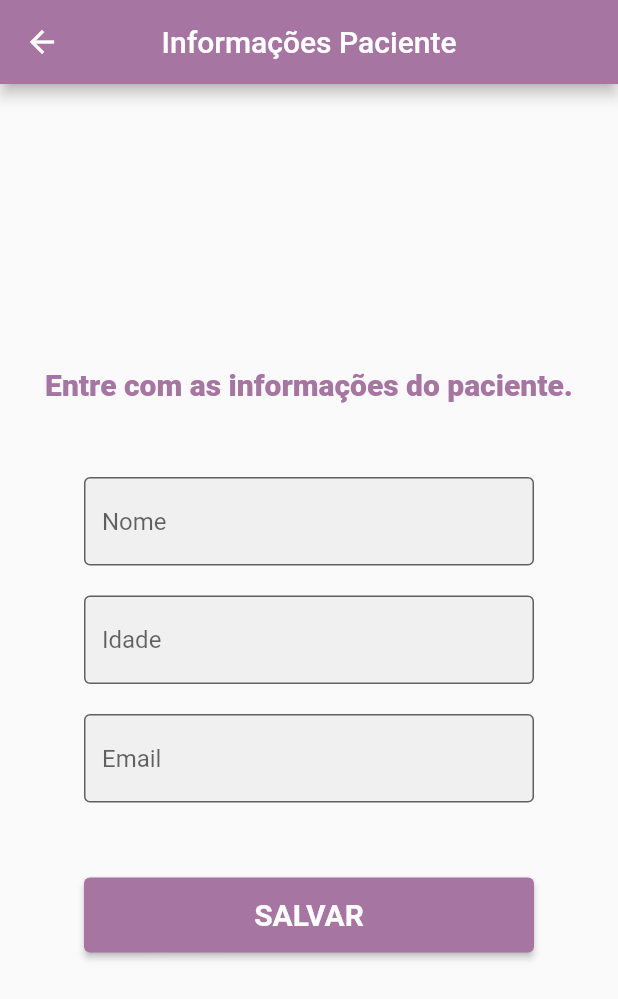
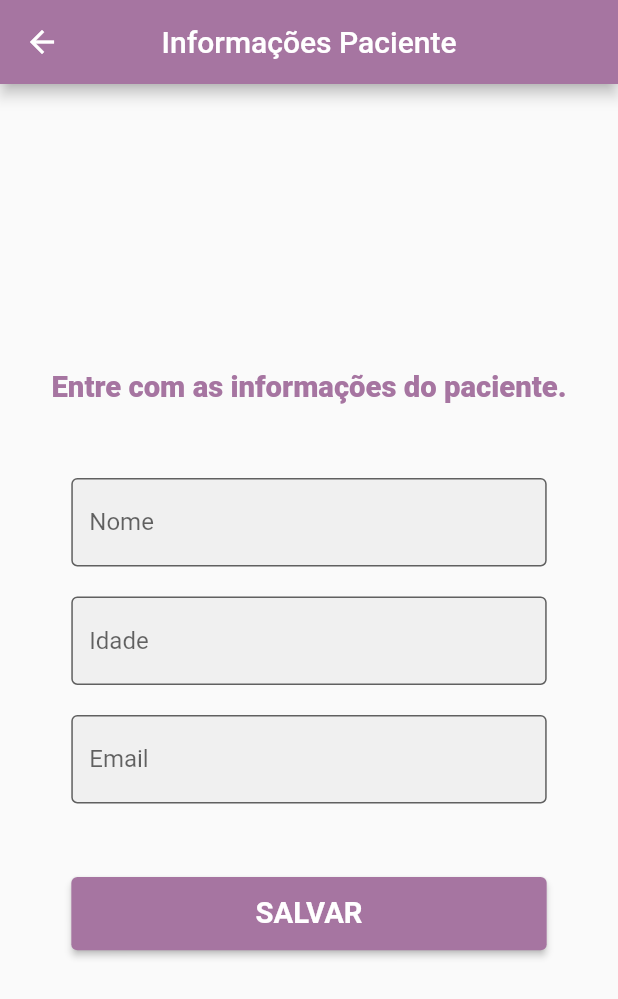
Before and after one commit to CruzLucass/Wood-Analyzer-App, a Flutter app: the screen it shows after launch, after a tap on "INICIAR", on a phone screen of 412 x 824 dp. Shown: the top 999 px of the screen. Run offline on Flutter 3.47's test engine with Material 2 defaults, Android fonts, the phone set to English and light mode, and no system bars; our stand-ins replace get; missing offline and left inert: dart:html.

Commit message:
sprint 2
dimensions, routes and logo

```diff
--- a/lib/main.dart
+++ b/lib/main.dart
@@ -1,5 +1,6 @@
 import 'package:flutter/material.dart';
 import 'package:get/get.dart';
+import 'package:wood_analyzer/routes/routes.dart';
 import 'package:wood_analyzer/screens/analysis_info_screen.dart';
 import 'package:wood_analyzer/screens/report_screen.dart';
 import 'package:wood_analyzer/screens/home_screen.dart';
@@ -17,26 +18,10 @@ class MyApp extends StatelessWidget {
   Widget build(BuildContext context) {
     return GetMaterialApp(
       debugShowCheckedModeBanner: false,
-      getPages: [
-        GetPage(
-          name: '/',
-          page: () => const HomeScreen(),
-          children: [
-            GetPage(
-              name: '/pacient_info',
-              page: () => const PacientInfoScreen(),
-            ),
-            GetPage(
-              name: '/analysis_info',
-              page: () => const AnalysisInfoScreen(),
-            ),
-            GetPage(
-              name: '/report',
-              page: () => const ReportScreen(),
-            )
-          ],
-        )
-      ],
+      title: 'Wood Analyser',
+      //home: SplashScreen(),
+      initialRoute: Routes.getSplashPage(),
+      getPages: Routes.routes,
     );
   }
 }
--- /dev/null
+++ b/lib/routes/routes.dart
@@ -0,0 +1,59 @@
+import 'package:get/get.dart';
+import 'package:wood_analyzer/screens/analysis_info_screen.dart';
+import 'package:wood_analyzer/screens/home_screen.dart';
+import 'package:wood_analyzer/screens/pacient_info_screen.dart';
+import 'package:wood_analyzer/screens/report_screen.dart';
+import 'package:wood_analyzer/screens/splash/splash_screen.dart';
+
+class Routes {
+  static const String splashPage = '/splash-page';
+  static const String initial = '/';
+  static const String pacientInfo = '/pacient_info';
+  static const String analysisInfo = '/analysis_info';
+  static const String report = '/report';
+
+  static String getSplashPage() => '$splashPage';
+  static String getInitial() => '$initial';
+  static String getPacientInfo() => '$pacientInfo';
+  static String getAnalysisInfo() => '$analysisInfo';
+  static String getReportPage() => '$report';
+
+// static String getPacientInfo(int pageId, String page) =>
+//       '$pacientInfo?pageId=$pageId&page=$page';
+//   static String getAnalysisInfo(int pageId, String page) =>
+//       '$analysisInfo?pageId=$pageId&page=$page';
+//   static String getReportPage() => '$report';
+
+  static List<GetPage> routes = [
+    GetPage(name: splashPage, page: () => SplashScreen()),
+    GetPage(
+      name: initial,
+      page: () => HomeScreen(),
+    ),
+    GetPage(
+      name: pacientInfo,
+      page: () {
+        var pageId = Get.parameters['pageId'];
+        var page = Get.parameters['page'];
+        return PacientInfoScreen();
+      },
+      transition: Transition.fadeIn,
+    ),
+    GetPage(
+      name: analysisInfo,
+      page: () {
+        var pageId = Get.parameters['pageId'];
+        var page = Get.parameters['page'];
+        return AnalysisInfoScreen();
+      },
+      transition: Transition.fadeIn,
+    ),
+    GetPage(
+      name: report,
+      page: () {
+        return ReportScreen();
+      },
+      transition: Transition.fadeIn,
+    )
+  ];
+}
--- a/lib/screens/home_screen.dart
+++ b/lib/screens/home_screen.dart
@@ -1,4 +1,5 @@
 import 'package:flutter/material.dart';
+import 'package:wood_analyzer/utils/dimensions.dart';
 import 'package:wood_analyzer/widgets/button_widget.dart';
 import 'package:wood_analyzer/widgets/text_container_widget.dart';
 
@@ -16,32 +17,29 @@ class _HomeScreenState extends State<HomeScreen> {
       appBar: AppBar(
         centerTitle: true,
         backgroundColor: const Color(0xFFA675A1),
-        title: const Text('Nome App'),
+        title: const Text('Wood Analyser'),
       ),
       body: Center(
         child: Column(
           mainAxisAlignment: MainAxisAlignment.center,
           children: [
             Container(
-              height: 160,
-              width: 160,
-              decoration: const BoxDecoration(
-                image: DecorationImage(
-                  image: NetworkImage(
-                      'https://lojashopfisio.vtexassets.com/arquivos/ids/263706-800-800?v=637482788020630000&width=800&height=800&aspect=true'),
-                ),
+              height: Dimensions.height160,
+              width: Dimensions.width160,
+              child: Image.asset(
+                'images/logo1.jpg',
               ),
             ),
-            const SizedBox(
-              height: 40,
+            SizedBox(
+              height: Dimensions.height40,
             ),
             const TextContainerWidget(
               title: 'Descrição do Aplicativo',
               text:
                   'Informações sobre como vai funcionar o aplicativo e o relatório.',
             ),
-            const SizedBox(
-              height: 40,
+            SizedBox(
+              height: Dimensions.height40,
             ),
             const ButtonWidget(
               text: 'INICIAR',
--- a/lib/screens/pacient_info_screen.dart
+++ b/lib/screens/pacient_info_screen.dart
@@ -1,4 +1,7 @@
+// ignore_for_file: prefer_const_constructors
+
 import 'package:flutter/material.dart';
+import 'package:wood_analyzer/utils/dimensions.dart';
 import 'package:wood_analyzer/widgets/button_widget.dart';
 import 'package:wood_analyzer/widgets/input_form_widget.dart';
 import 'package:wood_analyzer/widgets/title_widget.dart';
@@ -26,18 +29,29 @@ class _PacientInfoScreenState extends State<PacientInfoScreen> {
             const TitleWidget(
               text: 'Entre com as informações do paciente.',
             ),
-            const SizedBox(height: 40),
+            SizedBox(height: Dimensions.height40),
             Form(
               child: Column(
-                children: const [
-                  InputFormWidget(text: 'Nome', type: TextInputType.name),
-                  InputFormWidget(text: 'Idade', type: TextInputType.number),
+                children: [
                   InputFormWidget(
-                      text: 'Email', type: TextInputType.emailAddress),
+                    text: 'Nome',
+                    type: TextInputType.name,
+                  ),
+                  InputFormWidget(
+                    text: 'Idade',
+                    type: TextInputType.number,
+                  ),
+                  InputFormWidget(
+                    text: 'Email',
+                    type: TextInputType.emailAddress,
+                  ),
                   SizedBox(
-                    height: 40,
+                    height: Dimensions.height40,
                   ),
-                  ButtonWidget(text: 'SALVAR', route: '/analysis_info'),
+                  ButtonWidget(
+                    text: 'SALVAR',
+                    route: '/analysis_info',
+                  ),
                 ],
               ),
             )
--- /dev/null
+++ b/lib/screens/splash/splash_screen.dart
@@ -0,0 +1,75 @@
+import 'dart:async';
+
+import 'package:flutter/material.dart';
+import 'package:get/get.dart';
+import 'package:wood_analyzer/routes/routes.dart';
+
+class SplashScreen extends StatefulWidget {
+  const SplashScreen({Key? key}) : super(key: key);
+
+  @override
+  _SplashScreenState createState() => _SplashScreenState();
+}
+
+class _SplashScreenState extends State<SplashScreen>
+    with TickerProviderStateMixin {
+  late Animation<double> animation;
+
+  late AnimationController controller;
+
+  // Future<void> _loadResource() async {
+  //   await Get.find<PopularProductController>().getPopularProductList();
+  //   await Get.find<RecommendedProductController>().getRecommendedProductList();
+  // }
+
+  @override
+  void initState() {
+    super.initState();
+    //_loadResource();
+    controller = AnimationController(
+      vsync: this,
+      duration: const Duration(seconds: 2),
+    )..forward();
+    animation = CurvedAnimation(
+      parent: controller,
+      curve: Curves.bounceIn,
+    );
+
+    Timer(
+      Duration(seconds: 3),
+      () => Get.offNamed(
+        Routes.getInitial(),
+      ),
+    );
+  }
+
+  @override
+  Widget build(BuildContext context) {
+    return Scaffold(
+      backgroundColor: Colors.white,
+      body: Column(
+        mainAxisAlignment: MainAxisAlignment.center,
+        children: [
+          ScaleTransition(
+            scale: animation,
+            child: Center(
+              child: Image.asset(
+                'images/logo1.jpg',
+                width: 200,
+              ),
+            ),
+          ),
+          const Center(
+            child: Text(
+              'Wood Analyser',
+              style: TextStyle(
+                fontFamily: 'Brush Script MT',
+                fontSize: 40,
+              ),
+            ),
+          ),
+        ],
+      ),
+    );
+  }
+}
--- /dev/null
+++ b/lib/utils/dimensions.dart
@@ -0,0 +1,33 @@
+import 'package:get/get.dart';
+
+class Dimensions {
+  //844 é a tela padrao do iphone 12 - com isso dividimos pelas alturas que queriamos
+  static double screenHeight = Get.context!.height;
+  static double screenWidth = Get.context!.width;
+
+  //list view size - width is 390 when 390 / 120
+  static double listViewImgSize = screenWidth / 3.25;
+  static double listViewTextContSize = screenWidth / 3.9;
+
+  //espaço pradrão
+  static double height20 = screenHeight / 42.2;
+  static double height40 = screenHeight / 21.1;
+  static double height50 = screenHeight / 16.88;
+  static double height160 = screenHeight / 5.275;
+  static double height200 = screenHeight / 4.22;
+  static double height300 = screenHeight / 2.813;
+
+  //Width
+  static double width400 = screenWidth / 0.975;
+  static double width300 = screenWidth / 1.3;
+  static double width250 = screenWidth / 1.56;
+  static double width160 = screenWidth / 2.4375;
+
+  //padding
+  static double padding20 = screenHeight / 42.2;
+  static double padding15 = screenHeight / 56.26;
+
+  //fonts
+  static double font16 = screenHeight / 52.75;
+  static double font20 = screenHeight / 42.2;
+}
--- a/lib/widgets/button_widget.dart
+++ b/lib/widgets/button_widget.dart
@@ -1,4 +1,5 @@
 import 'package:flutter/material.dart';
+import 'package:wood_analyzer/utils/dimensions.dart';
 
 class ButtonWidget extends StatelessWidget {
   final String text;
@@ -12,15 +13,18 @@ class ButtonWidget extends StatelessWidget {
     return ElevatedButton(
       style: ElevatedButton.styleFrom(
         primary: const Color(0xFFA675A1),
-        fixedSize: const Size(300, 50),
+        fixedSize: Size(
+          Dimensions.width300,
+          Dimensions.height50,
+        ),
       ),
       onPressed: () {
         Navigator.pushNamed(context, route);
       },
       child: Text(
         text,
-        style: const TextStyle(
-          fontSize: 20,
+        style: TextStyle(
+          fontSize: Dimensions.font20,
           fontFamily: 'Roboto',
           fontWeight: FontWeight.bold,
         ),
--- a/lib/widgets/input_form_widget.dart
+++ b/lib/widgets/input_form_widget.dart
@@ -1,4 +1,5 @@
 import 'package:flutter/material.dart';
+import 'package:wood_analyzer/utils/dimensions.dart';
 
 class InputFormWidget extends StatelessWidget {
   final String text;
@@ -14,13 +15,15 @@ class InputFormWidget extends StatelessWidget {
   Widget build(BuildContext context) {
     return Container(
       margin: const EdgeInsets.all(10),
-      width: 300,
+      width: Dimensions.width300,
       child: TextFormField(
         decoration: InputDecoration(
           hintText: text,
           border: const OutlineInputBorder(
-            borderSide:
-                BorderSide(color: Color.fromARGB(255, 194, 146, 202), width: 1),
+            borderSide: BorderSide(
+              color: Color.fromARGB(255, 194, 146, 202),
+              width: 1,
+            ),
           ),
           filled: true,
         ),
--- a/lib/widgets/text_container_widget.dart
+++ b/lib/widgets/text_container_widget.dart
@@ -1,4 +1,5 @@
 import 'package:flutter/material.dart';
+import 'package:wood_analyzer/utils/dimensions.dart';
 
 class TextContainerWidget extends StatelessWidget {
   final String title;
@@ -13,11 +14,11 @@ class TextContainerWidget extends StatelessWidget {
   @override
   Widget build(BuildContext context) {
     return Container(
-      width: 250,
-      height: 200,
-      padding: const EdgeInsets.only(
-        left: 15,
-        right: 15,
+      width: Dimensions.width250,
+      height: Dimensions.height200,
+      padding: EdgeInsets.only(
+        left: Dimensions.padding15,
+        right: Dimensions.padding15,
       ),
       color: const Color(0xFFF7DEFF),
       child: Column(
@@ -25,16 +26,19 @@ class TextContainerWidget extends StatelessWidget {
           Text(
             title,
             textAlign: TextAlign.center,
-            style: const TextStyle(
-              fontSize: 20,
+            style: TextStyle(
+              fontSize: Dimensions.font20,
               fontWeight: FontWeight.bold,
             ),
           ),
-          const SizedBox(height: 20),
+          SizedBox(height: Dimensions.height20),
           Text(
             text,
             textAlign: TextAlign.justify,
-            style: const TextStyle(fontSize: 16, fontWeight: FontWeight.w500),
+            style: TextStyle(
+              fontSize: Dimensions.font16,
+              fontWeight: FontWeight.w500,
+            ),
           ),
         ],
       ),
--- a/lib/widgets/title_widget.dart
+++ b/lib/widgets/title_widget.dart
@@ -1,4 +1,5 @@
 import 'package:flutter/material.dart';
+import 'package:wood_analyzer/utils/dimensions.dart';
 
 class TitleWidget extends StatelessWidget {
   final String text;
@@ -8,14 +9,17 @@ class TitleWidget extends StatelessWidget {
   @override
   Widget build(BuildContext context) {
     return Container(
-      width: 400,
-      padding: const EdgeInsets.only(right: 20, left: 20),
+      width: Dimensions.width400,
+      padding: EdgeInsets.only(
+        right: Dimensions.padding20,
+        left: Dimensions.padding20,
+      ),
       child: Text(
         text,
         textAlign: TextAlign.center,
-        style: const TextStyle(
+        style: TextStyle(
           fontFamily: 'Roboto',
-          fontSize: 20,
+          fontSize: Dimensions.font20,
           fontWeight: FontWeight.w900,
           color: Color(0xFFA675A1),
         ),
--- a/pubspec.yaml
+++ b/pubspec.yaml
@@ -59,8 +59,8 @@ flutter:
   uses-material-design: true
 
   # To add assets to your application, add an assets section, like this:
-  # assets:
-  #   - images/a_dot_burr.jpeg
+  assets:
+    - images/logo1.jpg
   #   - images/a_dot_ham.jpeg
 
   # An image asset can refer to one or more resolution-specific "variants", see
```
Also changed, not shown: lib/screens/analysis_info_screen.dart (+19 -8 lines), lib/screens/analysis_screen.dart (deleted, +0 -53 lines), lib/screens/report_screen.dart (+11 -8 lines), images/logo1.jpg (added), lib/models/cliente_model.dart (renamed from lib/screens/models/cliente_model.dart).
